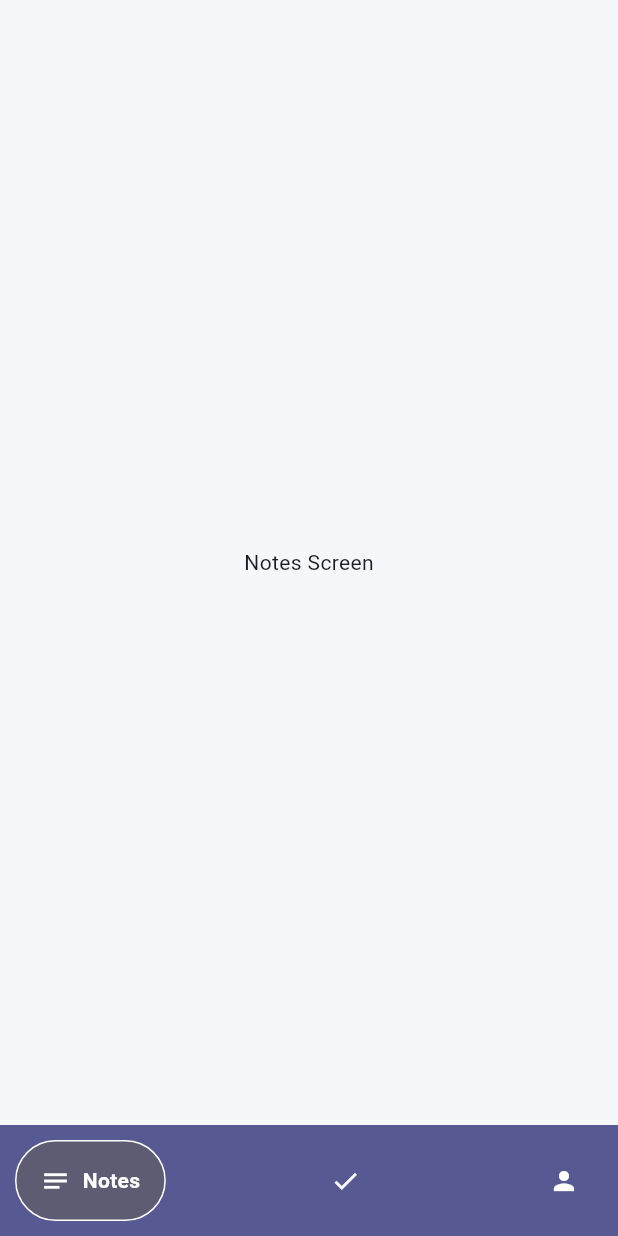
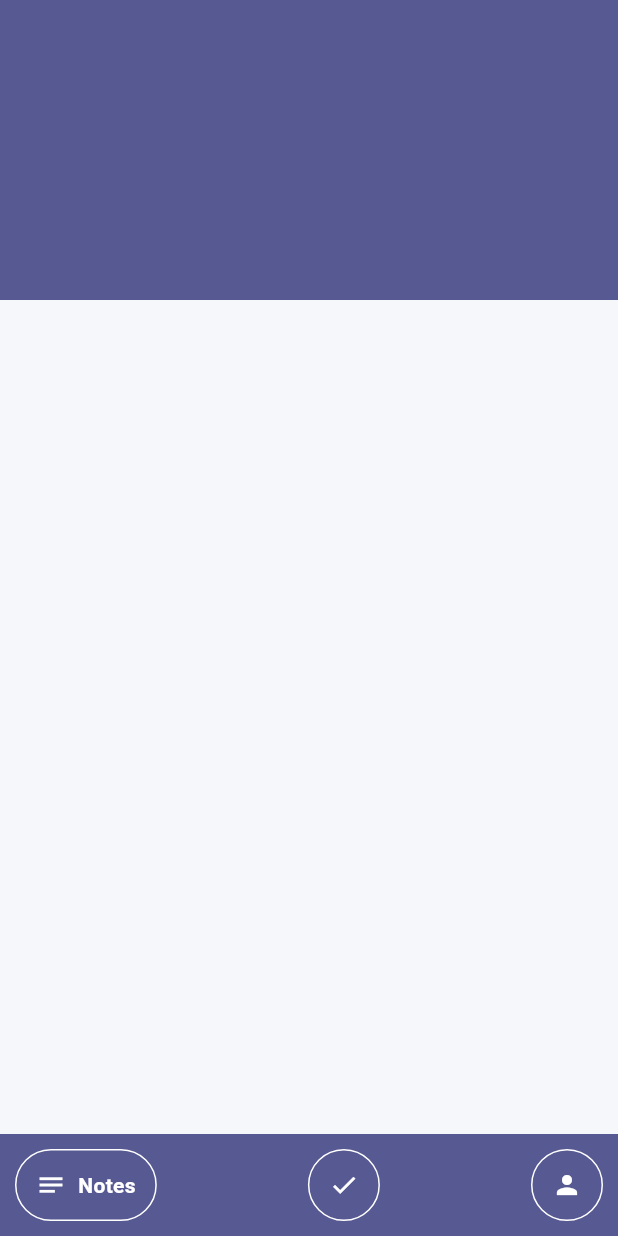
Before and after one commit to Theprogrammizz/ticktask-flutter, a Flutter app: the screen it shows after launch, on a phone screen of 412 x 824 dp. Run offline on Flutter 3.47's test engine with Material 3 defaults, Android fonts, the phone set to English and light mode, and no system bars; drawn by our look-alikes of google_nav_bar; our stand-ins replace flutter_riverpod, lottie, smooth_page_indicator.

Commit message:
added some ui changes

```diff
--- a/lib/main.dart
+++ b/lib/main.dart
@@ -1,6 +1,7 @@
 import 'package:flutter/material.dart';
 import 'package:flutter_riverpod/flutter_riverpod.dart';
 import 'package:ticktask_flutter/core/app_theme.dart';
+import 'package:ticktask_flutter/screens/greet/onboarding_screen.dart';
 import 'package:ticktask_flutter/screens/home_screen.dart';
 
 void main() {
@@ -18,6 +19,7 @@ class MyApp extends StatelessWidget {
       darkTheme: AppTheme.darkTheme,
       themeMode: ThemeMode.light,
       home: HomeScreen(),
+      // home: OnboardingScreen(),
     );
   }
 }
--- a/lib/screens/home_screen.dart
+++ b/lib/screens/home_screen.dart
@@ -29,13 +29,12 @@ class HomeScreen extends ConsumerWidget {
         child: Padding(
           padding: const EdgeInsets.all(10.0),
           child: GNav(
-              padding: EdgeInsetsGeometry.all(16),
+              padding: EdgeInsetsGeometry.all(13),
               gap: 8,
               backgroundColor: Theme.of(context).colorScheme.primary,
               color: Colors.white,
               activeColor: Colors.white,
-              tabBackgroundColor: Theme.of(context).colorScheme.secondary,
-              // tabBorder: Border.all(color: Colors.white, width: 1),
+              tabBorder: Border.all(color: Colors.white, width: 1),
               tabActiveBorder: Border.all(color: Colors.white, width: 1),
               iconSize: 20,
               selectedIndex: currentIndex,
--- a/lib/screens/notes_screen.dart
+++ b/lib/screens/notes_screen.dart
@@ -5,8 +5,20 @@ class NotesScreen extends StatelessWidget {
 
   @override
   Widget build(BuildContext context) {
-    return Center(
-      child: Text("Notes Screen"),
+    return Column(
+      children: [
+        Container(
+          padding: EdgeInsets.symmetric(horizontal: 15),
+          height: 200,
+          width: double.infinity,
+          decoration:
+              BoxDecoration(color: Theme.of(context).colorScheme.primary),
+          child: Column(
+            children: [],
+          ),
+        ),
+        Column()
+      ],
     );
   }
 }
--- a/pubspec.yaml
+++ b/pubspec.yaml
@@ -41,6 +41,7 @@ dependencies:
   google_fonts: ^8.0.2
   isar: ^3.1.0
   isar_flutter_libs: ^3.1.0
+  path_provider: ^2.1.5
 
 dev_dependencies:
   flutter_test:
```
Also changed, not shown: pubspec.lock.
